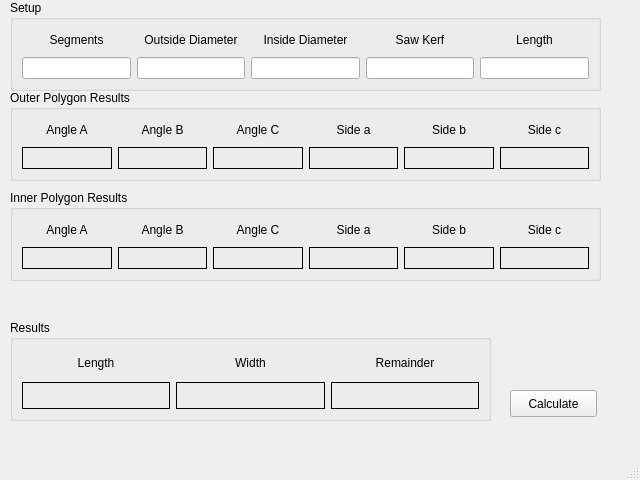
jethornton/segcalc, file segcalc/src/segcalc.ui: the form before one commit.
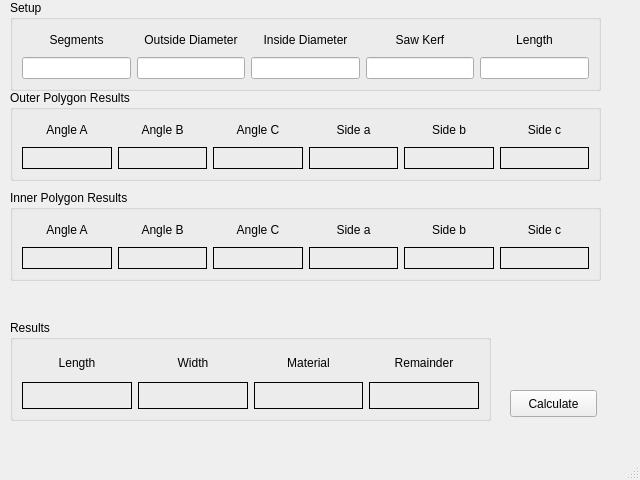
The form after the commit.

Commit message: add material length

The edit to the form file:
```diff
--- a/segcalc/src/segcalc.ui
+++ b/segcalc/src/segcalc.ui
@@ -117,6 +117,16 @@
        </property>
       </widget>
      </item>
+     <item row="0" column="3">
+      <widget class="QLabel" name="label_20">
+       <property name="text">
+        <string>Remainder</string>
+       </property>
+       <property name="alignment">
+        <set>Qt::AlignCenter</set>
+       </property>
+      </widget>
+     </item>
      <item row="1" column="0">
       <widget class="QLabel" name="lengthLB">
        <property name="frameShape">
@@ -130,6 +140,19 @@
        </property>
       </widget>
      </item>
+     <item row="1" column="3">
+      <widget class="QLabel" name="remainderLB">
+       <property name="frameShape">
+        <enum>QFrame::Box</enum>
+       </property>
+       <property name="text">
+        <string/>
+       </property>
+       <property name="alignment">
+        <set>Qt::AlignCenter</set>
+       </property>
+      </widget>
+     </item>
      <item row="0" column="0">
       <widget class="QLabel" name="label_4">
        <property name="text">
@@ -154,9 +177,9 @@
       </widget>
      </item>
      <item row="0" column="2">
-      <widget class="QLabel" name="label_20">
+      <widget class="QLabel" name="label_21">
        <property name="text">
-        <string>Remainder</string>
+        <string>Material</string>
        </property>
        <property name="alignment">
         <set>Qt::AlignCenter</set>
@@ -164,7 +187,7 @@
       </widget>
      </item>
      <item row="1" column="2">
-      <widget class="QLabel" name="remainderLB">
+      <widget class="QLabel" name="materialLB">
        <property name="frameShape">
         <enum>QFrame::Box</enum>
        </property>
```
The commit also changes 1 other file.
